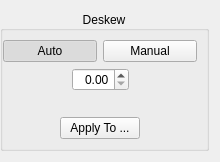
abandoned-industries/scantailor-spectre, file src/core/filters/deskew/OptionsWidget.ui: the form before one commit.
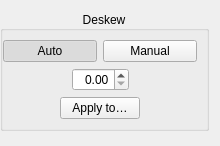
The form after the commit. Custom widgets are drawn as their Qt base class.

```diff
--- a/src/core/filters/deskew/OptionsWidget.ui
+++ b/src/core/filters/deskew/OptionsWidget.ui
@@ -102,16 +102,6 @@
         </item>
        </layout>
       </item>
-      <item>
-       <widget class="QLabel" name="selectionIndicatorLabel">
-        <property name="text">
-         <string/>
-        </property>
-        <property name="alignment">
-         <set>Qt::AlignCenter</set>
-        </property>
-       </widget>
-      </item>
       <item>
        <layout class="QHBoxLayout" name="horizontalLayout">
         <item>
@@ -130,7 +120,7 @@
         <item>
          <widget class="QPushButton" name="applyDeskewBtn">
           <property name="text">
-           <string>Apply To ...</string>
+           <string>Apply to…</string>
           </property>
          </widget>
         </item>
```
